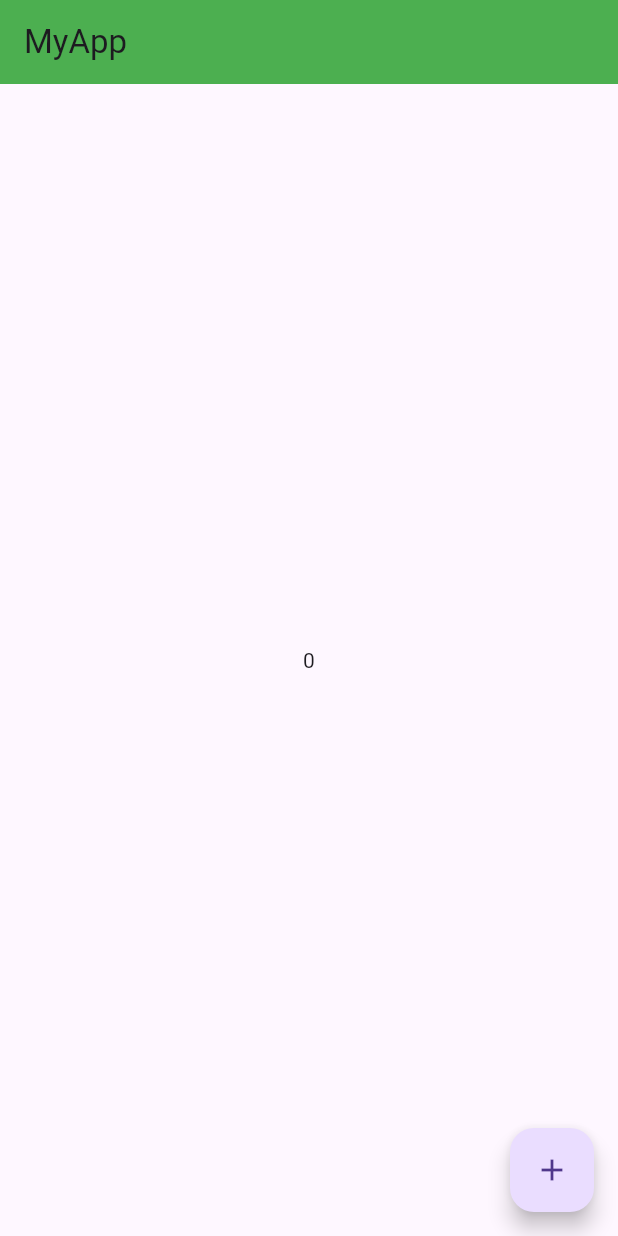
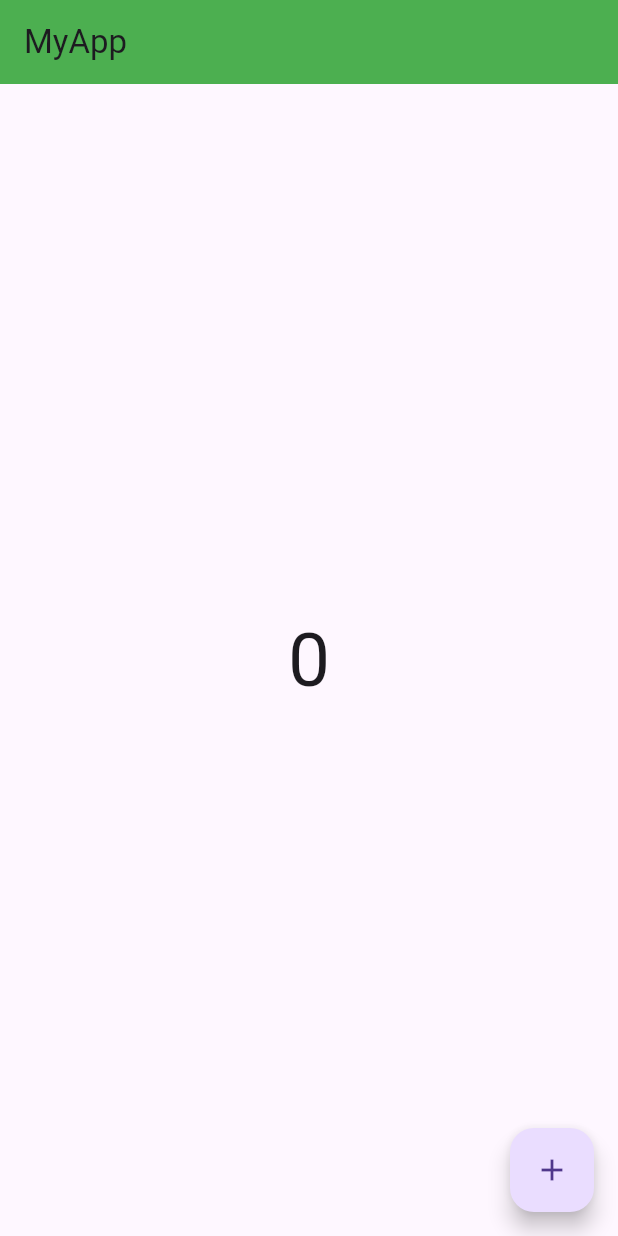
Before and after one commit to emon22830/Provider-State-Management, a Flutter app: the screen it shows after launch, on a phone screen of 412 x 824 dp. Run offline on Flutter 3.47's test engine with Material 3 defaults, Android fonts, the phone set to English and light mode, and no system bars.

Commit message:
6th part

```diff
--- a/lib/count_example.dart
+++ b/lib/count_example.dart
@@ -1,4 +1,6 @@
 import 'package:flutter/material.dart';
+import 'package:provider/provider.dart';
+import 'package:provider_state_management/count_provider.dart';
 
 class CountExample extends StatefulWidget {
   const CountExample({super.key});
@@ -10,17 +12,18 @@ class CountExample extends StatefulWidget {
 class _CountExampleState extends State<CountExample> {
   @override
   Widget build(BuildContext context) {
+    final countProvider = Provider.of<CountProvider>(context);
     return Scaffold(
       appBar: AppBar(
         backgroundColor: Colors.green,
         title: Text('MyApp'),
       ),
       body: Center(
-        child: Text('0'),
+        child: Text(countProvider.count.toString(),style: TextStyle(fontSize: 50),),
       ),
       floatingActionButton: FloatingActionButton(
           onPressed: (){
-
+countProvider.setCount();
           },
           child: Icon(Icons.add),
       ),
--- /dev/null
+++ b/lib/count_provider.dart
@@ -0,0 +1,14 @@
+import 'package:flutter/foundation.dart';
+
+class CountProvider with ChangeNotifier{
+
+  int _count = 0;
+  int get count => _count;
+
+  void setCount(){
+    _count++;
+    notifyListeners();
+  }
+
+
+}
--- a/lib/main.dart
+++ b/lib/main.dart
@@ -1,8 +1,10 @@
 import 'package:flutter/material.dart';
+import 'package:provider/provider.dart';
 // import 'package:provider/stateful_widget_screen.dart';
 // import 'package:provider/why_provider_screen.dart';
 import 'package:provider_state_management/count_example.dart';
 
+import 'count_provider.dart';
 import 'home_screen.dart';
 
 void main(){
@@ -14,9 +16,15 @@ class MyApp extends StatelessWidget {
 
   @override
   Widget build(BuildContext context) {
-    return MaterialApp(
-      // home: StatefulWidgetScreen(),
-      home: CountExample(),
+
+    return ChangeNotifierProvider(
+      create: (_)=> CountProvider(),
+      child:  MaterialApp(
+        // home: StatefulWidgetScreen(),
+        home: CountExample(),
+    ),
+
     );
+
   }
 }
```
